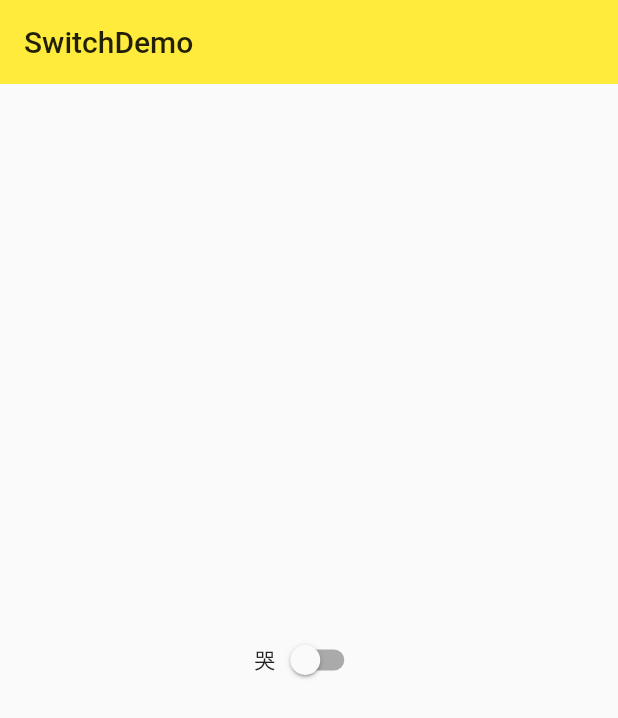
After one commit to lv823063712/flutter_apps, a Flutter app: the SwitchDemo screen opened directly, on a phone screen of 412 x 824 dp. The commit adds this screen. Shown: the top 718 px of the screen. Run offline on Flutter 3.47's test engine with Material 2 defaults, Android fonts, the phone set to English and light mode, and no system bars.

Commit message:
Switch开关小部件

```diff
--- a/lib/demo/MaterialComponents.dart
+++ b/lib/demo/MaterialComponents.dart
@@ -2,6 +2,7 @@ import 'package:flutter/material.dart';
 import 'package:flutter_apps/demo/FormDemo.dart';
 import 'package:flutter_apps/demo/PopupMenuButtonDemo.dart';
 import 'package:flutter_apps/demo/RadioDemo.dart';
+import 'package:flutter_apps/demo/SwitchDemo.dart';
 
 import 'ButtonDemo.dart';
 import 'CheckboxDemo.dart';
@@ -17,10 +18,12 @@ class MaterialComponents extends StatelessWidget {
       ),
       body: ListView(
         children: <Widget>[
+          ListItem(title: 'SwitchDemo', page: SwitchDemo()),
           ListItem(title: 'RadioDemo', page: RadioDemo()),
           ListItem(title: 'Checkbox', page: CheckboxDemo()),
           ListItem(title: 'Form', page: FormDemo()),
-          ListItem(title: 'FloatingActionButton', page: FloatingActionButtonDemo()),
+          ListItem(
+              title: 'FloatingActionButton', page: FloatingActionButtonDemo()),
           ListItem(title: 'PopupMenuButton', page: PopupMenuButtonDemo()),
           ListItem(
             title: 'ButtonDemo',
@@ -31,8 +34,6 @@ class MaterialComponents extends StatelessWidget {
     );
   }
 }
-
-
 
 class _WidgetDemo extends StatelessWidget {
   @override
--- /dev/null
+++ b/lib/demo/SwitchDemo.dart
@@ -0,0 +1,41 @@
+import 'package:flutter/material.dart';
+
+class SwitchDemo extends StatefulWidget {
+  @override
+  _SwitchDemoState createState() => _SwitchDemoState();
+}
+
+class _SwitchDemoState extends State<SwitchDemo> {
+  bool _switchItemA = false;
+  @override
+  Widget build(BuildContext context) {
+    return Scaffold(
+      appBar: AppBar(
+        title: Text('SwitchDemo'),
+        elevation: 0.0,
+      ),
+      body: Container(
+        padding: EdgeInsets.all(16.0), //设定一个全局填充
+        child: Column(
+          //设定一个线性布局
+          mainAxisAlignment: MainAxisAlignment.center, //让部件垂直居中
+          children: <Widget>[
+            Row(
+              mainAxisAlignment: MainAxisAlignment.center, //设定部件水平居中
+              children: <Widget>[
+                Text(_switchItemA?'笑脸':'哭'),
+                Switch(
+                    value: _switchItemA,
+                    onChanged: (value){
+                      setState(() {
+                        _switchItemA = value;
+                      });
+                    })
+              ],
+            ),
+          ],
+        ),
+      ),
+    );
+  }
+}
```
